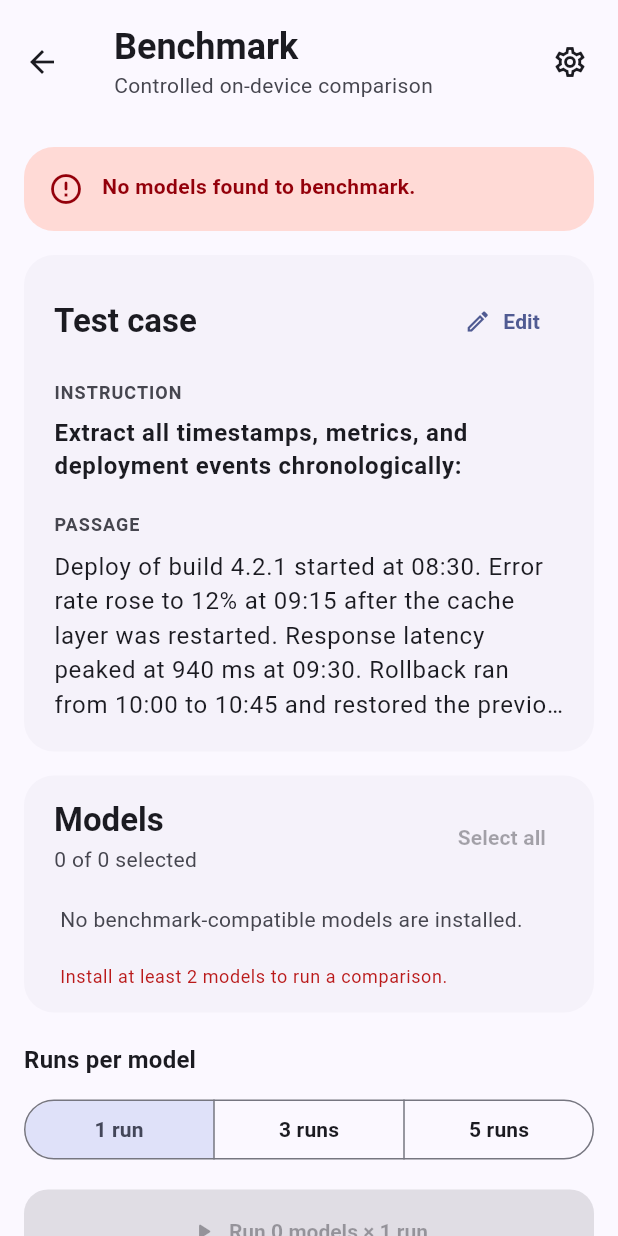
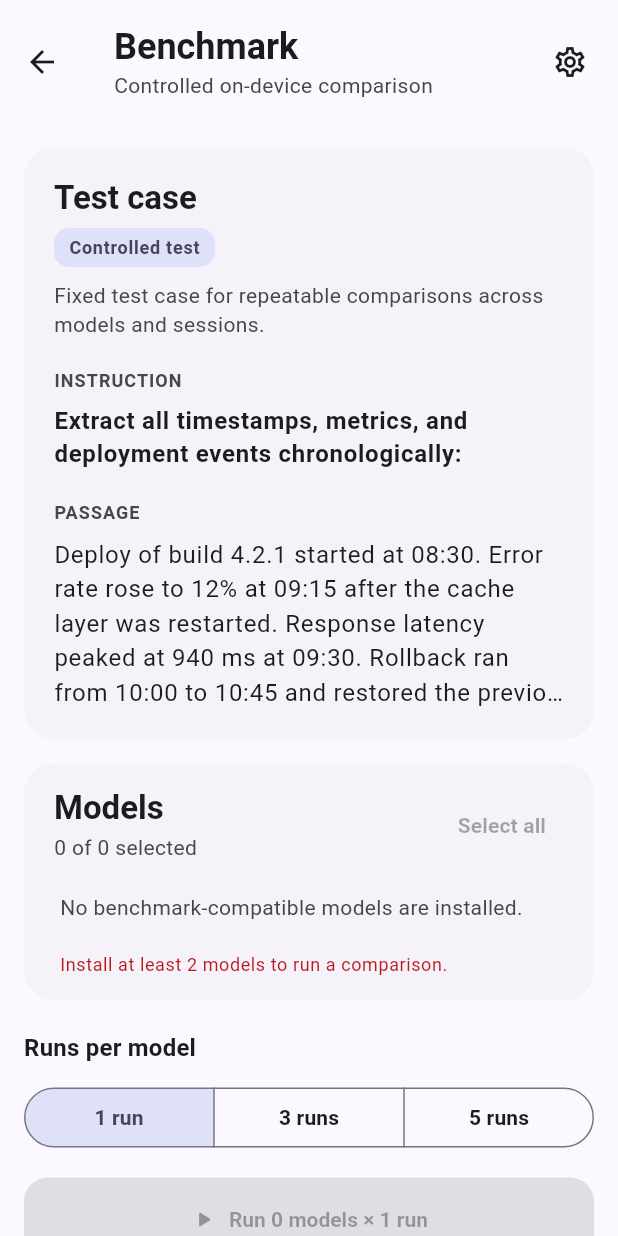
Before and after one commit to mcardlejsn/local-ai-lab, a Flutter app: the BenchmarkScreen screen opened directly, after a tap on "1 run", on a phone screen of 412 x 824 dp. Run offline on Flutter 3.47's test engine with Material 3 defaults, Android fonts, the phone set to English and light mode, and no system bars; our stand-ins replace package_info_plus, sqflite; missing offline and left inert: flutter_gemma, flutter_gemma_litertlm, llama_flutter_android; accounts and stored records are empty.

Commit message:
Add Playground test case transfer

```diff
--- /dev/null
+++ b/lib/models/benchmark_test_case.dart
@@ -0,0 +1,38 @@
+import 'package:flutter/foundation.dart';
+
+import 'recall_checklist.dart';
+
+enum BenchmarkTestCaseSource { controlled, playground, restored }
+
+@immutable
+class BenchmarkTestCase {
+  const BenchmarkTestCase({
+    required this.passage,
+    required this.instruction,
+    required this.source,
+    this.taskType,
+  });
+
+  factory BenchmarkTestCase.controlled() => BenchmarkTestCase(
+    passage: defaultBenchmarkPassage,
+    instruction: defaultBenchmarkInstruction,
+    source: BenchmarkTestCaseSource.controlled,
+  );
+
+  final String passage;
+  final String instruction;
+  final BenchmarkTestCaseSource source;
+
+  /// Playground preset name when this case was transferred from Playground.
+  /// Kept as structured metadata so later evaluation never has to infer the
+  /// task from arbitrary instruction text.
+  final String? taskType;
+
+  bool get isFromPlayground => source == BenchmarkTestCaseSource.playground;
+
+  String get sourceLabel => switch (source) {
+    BenchmarkTestCaseSource.controlled => 'Controlled test',
+    BenchmarkTestCaseSource.playground => 'From Playground',
+    BenchmarkTestCaseSource.restored => 'Latest saved benchmark',
+  };
+}
--- a/lib/screens/benchmark_screen.dart
+++ b/lib/screens/benchmark_screen.dart
@@ -1,9 +1,11 @@
 import 'dart:async';
 import 'dart:convert';
 
+import 'package:flutter/foundation.dart';
 import 'package:flutter/material.dart';
 
 import '../models/benchmark_session.dart';
+import '../models/benchmark_test_case.dart';
 import '../models/recall_checklist.dart';
 import '../services/database_service.dart';
 import '../services/gemini_nano_service.dart';
@@ -26,6 +28,7 @@ class BenchmarkScreen extends StatefulWidget {
     this.qualificationArtifactId,
     this.modelManager,
     this.initializeOnInit = true,
+    this.playgroundTestCase,
   }) : assert(
          (targetModelId == null) == (qualificationArtifactId == null),
          'Candidate target and exact artifact identity must be supplied '
@@ -46,6 +49,10 @@ class BenchmarkScreen extends StatefulWidget {
   final ModelManagerService? modelManager;
 
   final bool initializeOnInit;
+
+  /// Optional read-only Playground snapshot supplied by AppShell. Candidate
+  /// qualification routes omit it and retain the fixed controlled test.
+  final ValueListenable<BenchmarkTestCase?>? playgroundTestCase;
 
   bool get isCandidateQualification => targetModelId != null;
 
@@ -109,21 +116,22 @@ class _BenchmarkScreenState extends State<BenchmarkScreen> {
   bool _isRestoring = true;
   bool _hasRestoredSession = false;
   bool _hasInitializedModelSelection = false;
-  bool _isEditingTestCase = false;
+  late BenchmarkTestCase _testCase;
   int _currentRunningIndex = -1;
   int _currentRunNumber = 0;
-  String _currentStatus = 'Ready to benchmark.';
 
   @override
   void initState() {
     super.initState();
     _modelManager = widget.modelManager ?? ModelManagerService();
-    if (widget.isCandidateQualification) {
-      _currentStatus = 'Finding the installed model...';
-    }
+    _testCase =
+        widget.playgroundTestCase?.value ?? BenchmarkTestCase.controlled();
+    _promptController.text = _testCase.passage;
+    _instructionController.text = _testCase.instruction;
+    widget.playgroundTestCase?.addListener(_onPlaygroundTestCaseChanged);
     _modelManager.addListener(_onModelManagerStateChanged);
-    // The picker's selection is derived from the passage text, so edits typed
-    // straight into the field have to redraw it.
+    // The picker is derived from the passage text, so applying a different
+    // read-only snapshot has to redraw it.
     _promptController.addListener(_onPassageTextChanged);
     if (widget.initializeOnInit) {
       _initializeScreen();
@@ -137,15 +145,11 @@ class _BenchmarkScreenState extends State<BenchmarkScreen> {
   }
 
   Future<void> _initializeScreen() async {
-    if (!widget.isCandidateQualification) {
+    if (!widget.isCandidateQualification && !_testCase.isFromPlayground) {
       try {
         await _restoreLatestBenchmark();
       } catch (e) {
-        if (mounted) {
-          setState(() {
-            _currentStatus = 'Could not restore the latest benchmark: $e';
-          });
-        }
+        debugPrint('Could not restore the latest benchmark: $e');
       }
     }
 
@@ -164,15 +168,16 @@ class _BenchmarkScreenState extends State<BenchmarkScreen> {
     final saved = await DatabaseService.instance.getLatestCompletedBenchmark(
       comparisonOnly: true,
     );
-    if (saved == null || !mounted) return;
+    if (saved == null || !mounted || _testCase.isFromPlayground) return;
 
     final runMaps = (saved['runs'] as List).cast<Map<String, Object?>>();
     final restored = buildAggregatesFromSavedRuns(runMaps);
-    final completedAt = DateTime.parse(
-      saved['completed_at'] as String,
-    ).toLocal();
-
     setState(() {
+      _testCase = BenchmarkTestCase(
+        passage: saved['passage'] as String,
+        instruction: saved['instruction'] as String,
+        source: BenchmarkTestCaseSource.restored,
+      );
       _promptController.text = saved['passage'] as String;
       _instructionController.text = saved['instruction'] as String;
       _runsPerModel = saved['runs_per_model'] as int;
@@ -180,9 +185,6 @@ class _BenchmarkScreenState extends State<BenchmarkScreen> {
         ..clear()
         ..addAll(restored);
       _hasRestoredSession = true;
-      _currentStatus =
-          'Restored benchmark completed '
-          '${formatBenchmarkDateTime(completedAt)}.';
     });
   }
 
@@ -215,11 +217,55 @@ class _BenchmarkScreenState extends State<BenchmarkScreen> {
 
   @override
   void dispose() {
+    widget.playgroundTestCase?.removeListener(_onPlaygroundTestCaseChanged);
     _modelManager.removeListener(_onModelManagerStateChanged);
     _promptController.removeListener(_onPassageTextChanged);
     _promptController.dispose();
     _instructionController.dispose();
     super.dispose();
+  }
+
+  @override
+  void didUpdateWidget(covariant BenchmarkScreen oldWidget) {
+    super.didUpdateWidget(oldWidget);
+    if (oldWidget.playgroundTestCase == widget.playgroundTestCase) return;
+    oldWidget.playgroundTestCase?.removeListener(_onPlaygroundTestCaseChanged);
+    widget.playgroundTestCase?.addListener(_onPlaygroundTestCaseChanged);
+    _onPlaygroundTestCaseChanged();
+  }
+
+  void _onPlaygroundTestCaseChanged() {
+    final BenchmarkTestCase? testCase = widget.playgroundTestCase?.value;
+    if (testCase == null || _isRunning || !mounted) return;
+
+    setState(() {
+      _applyTestCase(testCase);
+    });
+  }
+
+  void _useControlledTestCase() {
+    if (_isRunning || _isRestoring) return;
+    setState(() {
+      _applyTestCase(BenchmarkTestCase.controlled());
+    });
+  }
+
+  void _usePlaygroundTestCase() {
+    if (_isRunning || _isRestoring) return;
+    final BenchmarkTestCase? testCase = widget.playgroundTestCase?.value;
+    if (testCase == null) return;
+
+    setState(() {
+      _applyTestCase(testCase);
+    });
+  }
+
+  void _applyTestCase(BenchmarkTestCase testCase) {
+    _testCase = testCase;
+    _promptController.text = testCase.passage;
+    _instructionController.text = testCase.instruction;
+    _aggregates.clear();
+    _hasRestoredSession = false;
   }
 
   void _onModelManagerStateChanged() {
@@ -245,30 +291,6 @@ class _BenchmarkScreenState extends State<BenchmarkScreen> {
             _selectedModelIds.retainAll(availableIds);
           }
         }
-
-        if (!_isRunning && !_isRestoring && !_hasRestoredSession) {
-          final List<ModelInfo> models = benchmarkModelsForTarget(
-            _modelManager.availableModels,
-            targetModelId: widget.targetModelId,
-            selectedModelIds: widget.isCandidateQualification
-                ? null
-                : _selectedModelIds,
-          );
-          if (availableModels.isEmpty) {
-            _currentStatus = widget.isCandidateQualification
-                ? 'The selected model is no longer installed.'
-                : 'No models found to benchmark.';
-          } else if (widget.isCandidateQualification) {
-            _currentStatus =
-                'Installed model ready to benchmark: ${models.single.name}';
-          } else if (availableModels.length < 2) {
-            _currentStatus =
-                'At least 2 installed models are required for comparison.';
-          } else {
-            _currentStatus =
-                '${models.length} of ${availableModels.length} models selected.';
-          }
-        }
       });
     }
   }
@@ -282,9 +304,6 @@ class _BenchmarkScreenState extends State<BenchmarkScreen> {
       } else {
         _selectedModelIds.remove(modelId);
       }
-      _currentStatus = _selectedModelIds.length < 2
-          ? 'Select at least 2 models to run the comparison suite.'
-          : '${_selectedModelIds.length} models selected for comparison.';
     });
   }
 
@@ -295,8 +314,6 @@ class _BenchmarkScreenState extends State<BenchmarkScreen> {
       _selectedModelIds
         ..clear()
         ..addAll(availableModels.map((ModelInfo model) => model.id));
-      _currentStatus =
-          'All ${availableModels.length} models selected for comparison.';
     });
   }
 
@@ -318,7 +335,6 @@ class _BenchmarkScreenState extends State<BenchmarkScreen> {
 
     setState(() {
       _isRunning = true;
-      _isEditingTestCase = false;
       _hasRestoredSession = false;
       _currentRunningIndex = 0;
       _currentRunNumber = 1;
@@ -357,8 +373,6 @@ class _BenchmarkScreenState extends State<BenchmarkScreen> {
 
         setState(() {
           _currentRunNumber = run + 1;
-          _currentStatus =
-              'Benchmarking (${i + 1}/${models.length}) run ${run + 1}/$runsPerModel: ${model.name}...';
         });
 
         await Future.delayed(const Duration(milliseconds: 250));
@@ -392,20 +406,17 @@ class _BenchmarkScreenState extends State<BenchmarkScreen> {
         _hasRestoredSession = saveError == null;
         _currentRunningIndex = -1;
         _currentRunNumber = 0;
-        if (saveError == null) {
-          _currentStatus = widget.isCandidateQualification
-              ? 'Single-model benchmark completed and saved: '
-                    '$runsPerModel ${runsPerModel == 1 ? 'run' : 'runs'}.'
-              : 'Benchmark suite completed and saved: '
-                    '${_aggregates.length} models × $runsPerModel runs.';
-        } else {
-          _currentStatus = widget.isCandidateQualification
-              ? 'Single-model benchmark completed, but the session could not '
-                    'be saved: $saveError'
-              : 'Benchmark suite completed, but the grouped session '
-                    'could not be saved: $saveError';
+      });
+      if (saveError != null) {
+        ScaffoldMessenger.of(context).showSnackBar(
+          SnackBar(
+            content: Text(
+              'Benchmark completed, but the session could not be saved: '
+              '$saveError',
+            ),
+          ),
+        );
       }
-      });
     }
 
     // Restore the model the user has selected. The suite leaves its last GGUF
@@ -605,61 +616,18 @@ class _BenchmarkScreenState extends State<BenchmarkScreen> {
     }
   }
 
-  Widget _buildStatusBanner({required bool canRun, required bool isScanning}) {
-    final ColorScheme colors = Theme.of(context).colorScheme;
-    final bool isUnavailable =
-        !canRun && !isScanning && !_isRunning && !_isRestoring;
-    final bool isComplete = _hasRestoredSession && !_isRunning;
-
-    final Color backgroundColor = isUnavailable
-        ? colors.errorContainer
-        : isComplete
-        ? colors.tertiaryContainer
-        : colors.secondaryContainer;
-    final Color foregroundColor = isUnavailable
-        ? colors.onErrorContainer
-        : isComplete
-        ? colors.onTertiaryContainer
-        : colors.onSecondaryContainer;
-
-    final IconData icon = _isRunning
-        ? Icons.hourglass_top_rounded
-        : isUnavailable
-        ? Icons.error_outline_rounded
-        : isComplete
-        ? Icons.check_circle_outline_rounded
-        : Icons.info_outline_rounded;
-
-    return Container(
-      key: const Key('benchmark-status-banner'),
-      width: double.infinity,
-      padding: const EdgeInsets.all(16),
-      decoration: BoxDecoration(
-        color: backgroundColor,
-        borderRadius: BorderRadius.circular(20),
-      ),
-      child: Row(
-        crossAxisAlignment: CrossAxisAlignment.start,
-        children: [
-          Icon(icon, color: foregroundColor),
-          const SizedBox(width: 12),
-          Expanded(
-            child: Text(
-              _currentStatus,
-              style: Theme.of(context).textTheme.bodyMedium?.copyWith(
-                color: foregroundColor,
-                fontWeight: FontWeight.w600,
-              ),
-            ),
-          ),
-        ],
-      ),
-    );
-  }
-
   Widget _buildTestCaseCard() {
     final ThemeData theme = Theme.of(context);
     final bool disabled = _isRunning || _isRestoring;
+    final bool hasPlaygroundTestCase = widget.playgroundTestCase?.value != null;
+    final String helperText = switch (_testCase.source) {
+      BenchmarkTestCaseSource.controlled =>
+        'Fixed test case for repeatable comparisons across models and sessions.',
+      BenchmarkTestCaseSource.playground =>
+        'Read-only snapshot of the passage and instruction used in Playground.',
+      BenchmarkTestCaseSource.restored =>
+        'Read-only test case from the latest completed comparison.',
+    };
 
     return Card(
       key: const Key('benchmark-test-case-card'),
@@ -669,34 +637,73 @@ class _BenchmarkScreenState extends State<BenchmarkScreen> {
         child: Column(
           crossAxisAlignment: CrossAxisAlignment.start,
           children: [
-            Row(
-              crossAxisAlignment: CrossAxisAlignment.center,
+            Wrap(
+              alignment: WrapAlignment.spaceBetween,
+              crossAxisAlignment: WrapCrossAlignment.center,
+              spacing: 12,
+              runSpacing: 8,
               children: [
-                Expanded(
-                  child: Text(
+                ConstrainedBox(
+                  constraints: const BoxConstraints(maxWidth: 240),
+                  child: Column(
+                    crossAxisAlignment: CrossAxisAlignment.start,
+                    children: [
+                      Text(
                         'Test case',
                         style: theme.textTheme.titleLarge?.copyWith(
                           fontWeight: FontWeight.w700,
                         ),
                       ),
+                      const SizedBox(height: 6),
+                      Container(
+                        key: const Key('benchmark-test-case-source'),
+                        padding: const EdgeInsets.symmetric(
+                          horizontal: 10,
+                          vertical: 5,
                         ),
-                TextButton.icon(
-                  key: const Key('benchmark-edit-test-case'),
-                  onPressed: disabled
-                      ? null
-                      : () => setState(
-                          () => _isEditingTestCase = !_isEditingTestCase,
+                        decoration: BoxDecoration(
+                          color: theme.colorScheme.secondaryContainer,
+                          borderRadius: BorderRadius.circular(10),
                         ),
-                  icon: Icon(
-                    _isEditingTestCase
-                        ? Icons.check_rounded
-                        : Icons.edit_outlined,
+                        child: Text(
+                          _testCase.sourceLabel,
+                          style: theme.textTheme.labelMedium?.copyWith(
+                            color: theme.colorScheme.onSecondaryContainer,
+                            fontWeight: FontWeight.w700,
                           ),
-                  label: Text(_isEditingTestCase ? 'Done' : 'Edit'),
+                        ),
                       ),
                     ],
                   ),
-            const SizedBox(height: 16),
+                ),
+                if (!widget.isCandidateQualification &&
+                    _testCase.source != BenchmarkTestCaseSource.controlled) ...[
+                  TextButton.icon(
+                    key: const Key('benchmark-use-controlled-test'),
+                    onPressed: disabled ? null : _useControlledTestCase,
+                    icon: const Icon(Icons.restart_alt_rounded),
+                    label: const Text('Use controlled test'),
+                  ),
+                ] else if (!widget.isCandidateQualification &&
+                    hasPlaygroundTestCase) ...[
+                  TextButton.icon(
+                    key: const Key('benchmark-use-playground-test'),
+                    onPressed: disabled ? null : _usePlaygroundTestCase,
+                    icon: const Icon(Icons.compare_arrows_rounded),
+                    label: const Text('Use Playground test'),
+                  ),
+                ],
+              ],
+            ),
+            const SizedBox(height: 10),
+            Text(
+              helperText,
+              style: theme.textTheme.bodyMedium?.copyWith(
+                color: theme.colorScheme.onSurfaceVariant,
+                height: 1.35,
+              ),
+            ),
+            const SizedBox(height: 20),
             Text(
               'INSTRUCTION',
               style: theme.textTheme.labelMedium?.copyWith(
@@ -706,23 +713,11 @@ class _BenchmarkScreenState extends State<BenchmarkScreen> {
               ),
             ),
             const SizedBox(height: 8),
-            if (_isEditingTestCase)
-              TextField(
-                key: const Key('benchmark-instruction-field'),
-                controller: _instructionController,
-                minLines: 2,
-                maxLines: 4,
-                enabled: !disabled,
-                decoration: const InputDecoration(
-                  hintText: 'Enter the benchmark instruction',
-                  border: OutlineInputBorder(),
-                ),
-              )
-            else
             Text(
               _instructionController.text.trim().isEmpty
                   ? '(No instruction)'
                   : _instructionController.text.trim(),
+              key: const Key('benchmark-read-only-instruction'),
               style: theme.textTheme.bodyLarge?.copyWith(
                 fontWeight: FontWeight.w600,
                 height: 1.35,
@@ -738,23 +733,11 @@ class _BenchmarkScreenState extends State<BenchmarkScreen> {
               ),
             ),
             const SizedBox(height: 8),
-            if (_isEditingTestCase)
-              TextField(
-                key: const Key('benchmark-passage-field'),
-                controller: _promptController,
-                minLines: 4,
-                maxLines: 8,
-                enabled: !disabled,
-                decoration: const InputDecoration(
-                  hintText: 'Enter the passage to compare',
-                  border: OutlineInputBorder(),
-                ),
-              )
-            else
             Text(
               _promptController.text.trim().isEmpty
                   ? '(No passage)'
                   : _promptController.text.trim(),
+              key: const Key('benchmark-read-only-passage'),
               maxLines: 5,
               overflow: TextOverflow.ellipsis,
               style: theme.textTheme.bodyLarge?.copyWith(height: 1.45),
@@ -1018,8 +1001,6 @@ class _BenchmarkScreenState extends State<BenchmarkScreen> {
         child: ListView(
           padding: const EdgeInsets.fromLTRB(16, 16, 16, 32),
           children: [
-            _buildStatusBanner(canRun: canRun, isScanning: isScanning),
-            const SizedBox(height: 16),
             _buildTestCaseCard(),
             const SizedBox(height: 16),
             if (!widget.isCandidateQualification) ...[
```
Also changed, not shown: lib/screens/app_shell.dart (+25 -2 lines), lib/screens/summarizer_screen.dart (+74 -12 lines), 1 other file. Lines whose indentation alone changed are shown as unchanged.
